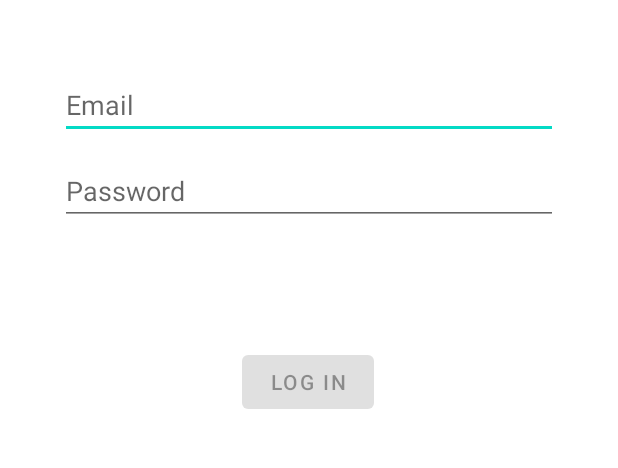
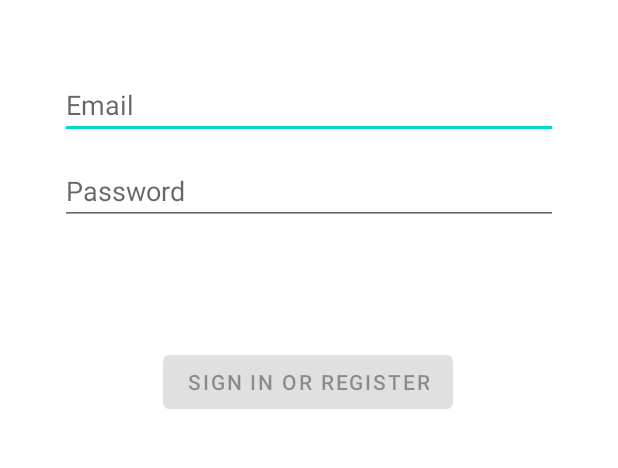
Before and after one commit to MiguelDoubleG/Front-End_BCN, an Android app: the screen it shows after launch (LoginActivity), on a phone screen of 412 x 824 dp, the part 535-1003 px from its top. Run offline under Robolectric (Android 15) with nearby library versions, the phone set to English and light mode, and no system bars.

Commit message:
Commit strings.xml

```diff
--- a/app/src/main/res/values/strings.xml
+++ b/app/src/main/res/values/strings.xml
@@ -3,8 +3,7 @@
     <!-- Strings related to login -->
     <string name="prompt_email">Email</string>
     <string name="prompt_password">Password</string>
-    <string name="action_sign_in">Log in</string>
-    <string name="action_register">Don\'t have an account? Sign up!</string>
+    <string name="action_sign_in">Sign in or register</string>
     <string name="action_sign_in_short">Sign in</string>
     <string name="welcome">"Welcome !"</string>
     <string name="invalid_username">Not a valid username</string>
```
